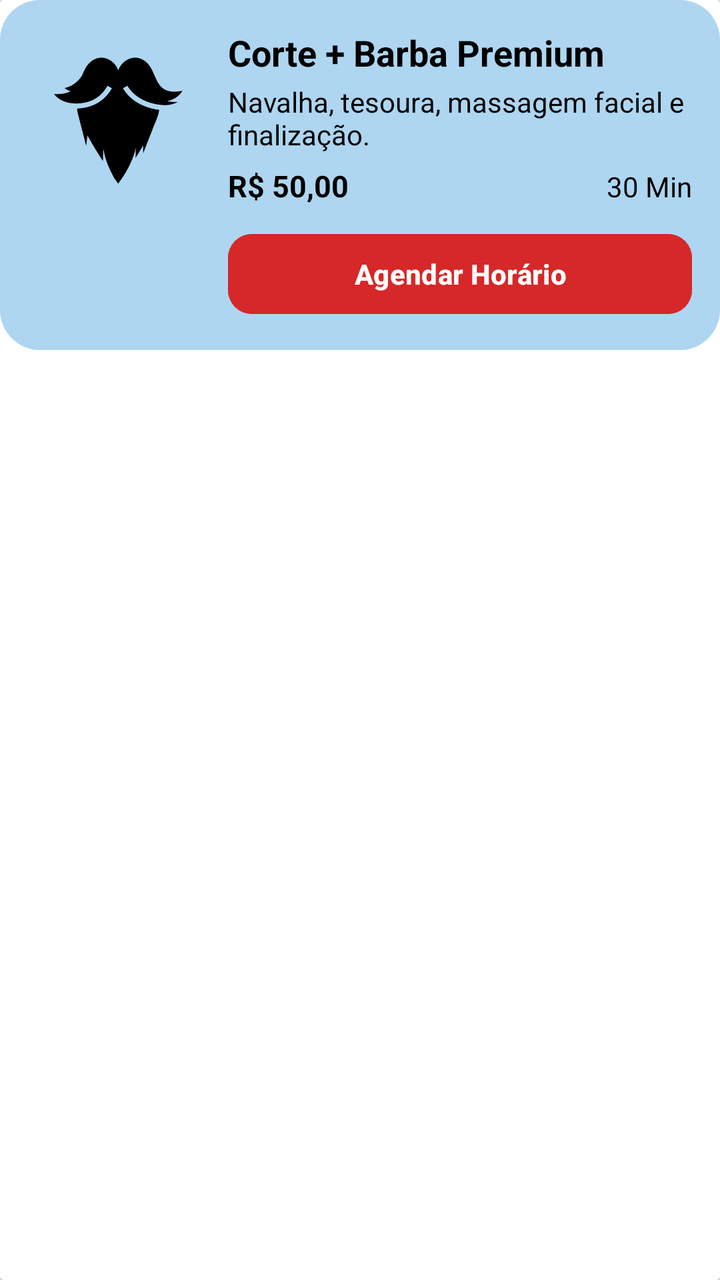
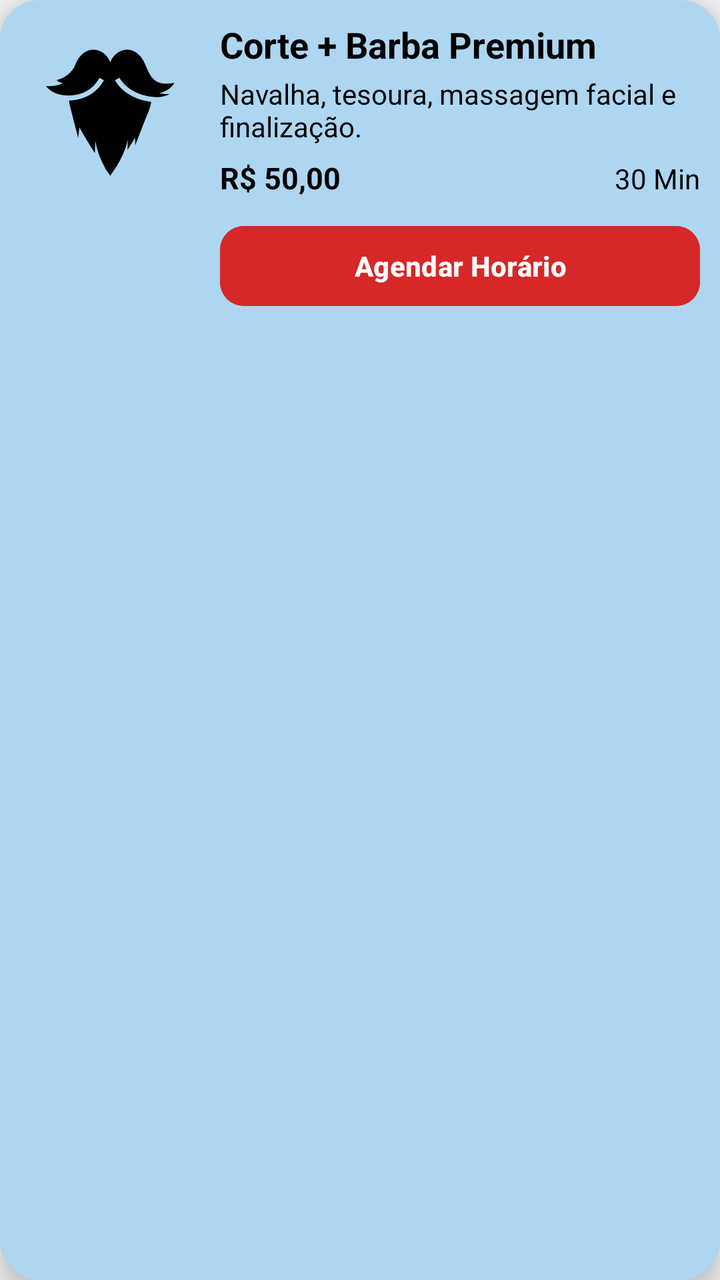

Compare the two renders of this Android layout. The source of the first and the diff that turns it into the second are given below.
<!-- AndroidManifest.xml: application theme Theme.Barbershop -->
<!-- res/layout/item_servico.xml -->
<?xml version="1.0" encoding="utf-8"?>
<androidx.cardview.widget.CardView xmlns:android="http://schemas.android.com/apk/res/android"
    android:layout_width="match_parent"
    android:layout_height="wrap_content"
    android:layout_margin="14dp"
    android:background="@color/primary_light"
    android:elevation="8dp"
    android:radius="18dp">

    <LinearLayout
        android:layout_width="match_parent"
        android:layout_height="wrap_content"
        android:background="@drawable/background_rounded"
        android:orientation="horizontal"
        android:padding="14dp">

        <ImageView
            android:id="@+id/cardImage"
            android:layout_width="90dp"
            android:layout_height="90dp"
            android:background="@drawable/background_rounded"
            android:padding="10dp"
            android:scaleType="centerInside"
            android:src="@drawable/ic_barba" />

        <LinearLayout
            android:layout_width="0dp"
            android:layout_height="wrap_content"
            android:layout_marginStart="10dp"
            android:layout_weight="1"
            android:gravity="center_vertical"
            android:orientation="vertical">

            <TextView
                android:id="@+id/cardTitle"
                android:layout_width="wrap_content"
                android:layout_height="wrap_content"
                android:paddingBottom="3dp"
                android:text="Corte + Barba Premium"
                android:textColor="@color/blackPremium"
                android:textSize="18sp"
                android:textStyle="bold" />

            <TextView
                android:id="@+id/cardDescription"
                android:layout_width="wrap_content"
                android:layout_height="wrap_content"
                android:text="Navalha, tesoura, massagem facial e finalização."
                android:textColor="@color/blackPremium"
                android:textSize="14sp" />

            <LinearLayout
                android:layout_width="match_parent"
                android:layout_height="wrap_content"
                android:orientation="horizontal"
                android:paddingTop="6dp">

                <TextView
                    android:id="@+id/cardPreco"
                    android:layout_width="0dp"
                    android:layout_height="wrap_content"
                    android:layout_weight="1"
                    android:text="R$ 50,00"
                    android:textColor="@color/blackPremium"
                    android:textSize="15sp"
                    android:textStyle="bold" />

                <TextView
                    android:id="@+id/cardDuracao"
                    android:layout_width="0dp"
                    android:layout_height="wrap_content"
                    android:layout_weight="1"
                    android:gravity="end"
                    android:text="30 Min"
                    android:textColor="@color/blackPremium"
                    android:textSize="14sp" />
            </LinearLayout>

            <Button
                android:id="@+id/btnAgendar"
                style="@style/BarberButton"
                android:layout_width="match_parent"
                android:layout_height="48dp"
                android:layout_marginTop="10dp"
                android:text="Agendar Horário" />

        </LinearLayout>

    </LinearLayout>
</androidx.cardview.widget.CardView>
<!-- resources referenced by this layout -->
<resources>
  <color name="blackPremium">#000000</color>
  <color name="primary_light">#AED6F1</color>
  <!-- drawable background_rounded (drawable) -->
  <?xml version="1.0" encoding="utf-8"?>
  <shape xmlns:android="http://schemas.android.com/apk/res/android"
      android:shape="rectangle">
  
      <solid android:color="@color/primary_light"/>
      <corners android:radius="20dp"/>
  
  </shape>
  <!-- drawable ic_barba (drawable) -->
  <vector xmlns:android="http://schemas.android.com/apk/res/android"
      android:width="800dp"
      android:height="800dp"
      android:viewportWidth="512"
      android:viewportHeight="512">
    <path
        android:pathData="M319,35.38c-27.31,-0.25 -52.42,19.47 -62.06,46.09 -9.73,-26.86 -35.2,-46.66 -62.78,-46.06 -15.11,0.32 -30.85,6.76 -45,21.53 -11.47,11.97 -17.86,27.78 -24.41,43.75 -15,22.49 -35.07,39.27 -64.16,45.87 7,6.37 14.63,9.69 22.66,11.06 -14.19,7.83 -33.58,12.15 -61.28,10.78 20.53,26.33 52.64,35.28 86.28,34.53 60.72,-2.34 91.45,-33.33 109.44,-64.88l16.22,9.25c-20.39,35.75 -59.15,71.51 -127.28,74.09 -0,0.24 0,0.48 0,0.72 0,6.07 1.32,13.4 3.69,21.69l-0.25,-0.47 29.5,114.88 4.63,-38.63c17.09,31.46 37.67,64.79 56.53,93.97l1.62,-46.13c5.83,38.51 20.68,73.43 39.06,106.97 9.34,13.51 15.25,21.78 15.25,21.78s6.95,-9.69 17.88,-25.56c0.07,-0.1 0.15,-0.21 0.22,-0.31 20.76,-32.82 38.06,-67.26 46.44,-105.91l-1.06,37.44c9.34,-14.67 18.92,-30.09 28.16,-45.66v28.47l40.53,-104.13c9.88,-21.58 16.51,-40.56 17.66,-54.34 -65.71,-7.92 -111.21,-41.86 -132.31,-78.88l16.22,-9.25c19.7,34.55 66.54,68.93 138.31,71.06 15.09,-0.3 29.91,-3.62 45.59,-11.31 -14.82,0.12 -27.48,-1.08 -38.53,-3.44 23.34,-5.14 43.58,-16.8 56.13,-37.97 -102.54,21.26 -90.34,-61.02 -127.19,-99.47 -14.37,-14.99 -30.37,-21.42 -45.69,-21.56z"
        android:fillColor="#000000"/>
  </vector>
  <style name="BarberButton">
          <item name="android:backgroundTint">@color/secondary</item>
          <item name="android:textColor">@color/onSecondary</item>
          <item name="android:textStyle">bold</item>
          <item name="android:padding">5dp</item>
          <item name="cornerRadius">12dp</item>
      </style>
  <style name="Theme.Barbershop" parent="Theme.Material3.Light.NoActionBar">
          <item name="colorPrimary">@color/primary</item>
          <item name="colorOnPrimary">@color/onPrimary</item>
  
          <item name="colorSecondary">@color/secondary</item>
          <item name="colorOnSecondary">@color/onSecondary</item>
  
          <item name="android:colorBackground">@color/background</item>
          <item name="colorOnBackground">@color/onBackground</item>
  
          <item name="colorSurface">@color/surface</item>
          <item name="colorOnSurface">@color/onSurface</item>
  
          <item name="android:buttonStyle">@style/BarberButton</item>
          <item name="android:textViewStyle">@style/BarberText</item>
          <item name="android:editTextStyle">@style/BarberEditText</item>
      </style>
  <color name="secondary">#D62828</color>
  <color name="onSecondary">#FFFFFF</color>
  <color name="primary">#0A3D62</color>
  <color name="onPrimary">#FFFFFF</color>
  <color name="background">#F3F3F3</color>
  <color name="onBackground">#1A1A1A</color>
  <color name="surface">#FFFFFF</color>
  <color name="onSurface">#1A1A1A</color>
  <style name="BarberText">
          <item name="android:textColor">@color/onSurface</item>
          <item name="android:textSize">16sp</item>
      </style>
  <style name="BarberEditText">
          <item name="android:textColor">@color/onSurface</item>
          <item name="android:backgroundTint">@color/primary</item>
      </style>
</resources>

<!-- the commit's change to res/layout/item_servico.xml (unified diff, before → after) -->
@@ -1,90 +1,85 @@
 <?xml version="1.0" encoding="utf-8"?>
-<androidx.cardview.widget.CardView xmlns:android="http://schemas.android.com/apk/res/android"
+<LinearLayout xmlns:android="http://schemas.android.com/apk/res/android"
     android:layout_width="match_parent"
     android:layout_height="wrap_content"
     android:layout_margin="14dp"
-    android:background="@color/primary_light"
+    android:background="@drawable/background_rounded"
     android:elevation="8dp"
-    android:radius="18dp">
+    android:orientation="horizontal"
+    android:padding="10dp"
+    android:radius="18dp"
+    android:id="@+id/containerSercice">
+
+    <ImageView
+        android:id="@+id/cardImage"
+        android:layout_width="90dp"
+        android:layout_height="90dp"
+        android:background="@drawable/background_rounded"
+        android:padding="10dp"
+        android:scaleType="centerInside"
+        android:src="@drawable/ic_barba" />
 
     <LinearLayout
-        android:layout_width="match_parent"
+        android:layout_width="0dp"
         android:layout_height="wrap_content"
-        android:background="@drawable/background_rounded"
-        android:orientation="horizontal"
-        android:padding="14dp">
+        android:layout_marginStart="10dp"
+        android:layout_weight="1"
+        android:gravity="center_vertical"
+        android:orientation="vertical">
 
-        <ImageView
-            android:id="@+id/cardImage"
-            android:layout_width="90dp"
-            android:layout_height="90dp"
-            android:background="@drawable/background_rounded"
-            android:padding="10dp"
-            android:scaleType="centerInside"
-            android:src="@drawable/ic_barba" />
+        <TextView
+            android:id="@+id/cardTitle"
+            android:layout_width="wrap_content"
+            android:layout_height="wrap_content"
+            android:paddingBottom="3dp"
+            android:text="Corte + Barba Premium"
+            android:textColor="@color/blackPremium"
+            android:textSize="18sp"
+            android:textStyle="bold" />
+
+        <TextView
+            android:id="@+id/cardDescription"
+            android:layout_width="wrap_content"
+            android:layout_height="wrap_content"
+            android:text="Navalha, tesoura, massagem facial e finalização."
+            android:textColor="@color/blackPremium"
+            android:textSize="14sp" />
 
         <LinearLayout
-            android:layout_width="0dp"
+            android:layout_width="match_parent"
             android:layout_height="wrap_content"
-            android:layout_marginStart="10dp"
-            android:layout_weight="1"
-            android:gravity="center_vertical"
-            android:orientation="vertical">
+            android:orientation="horizontal"
+            android:paddingTop="6dp">
 
             <TextView
-                android:id="@+id/cardTitle"
-                android:layout_width="wrap_content"
+                android:id="@+id/cardPreco"
+                android:layout_width="0dp"
                 android:layout_height="wrap_content"
-                android:paddingBottom="3dp"
-                android:text="Corte + Barba Premium"
+                android:layout_weight="1"
+                android:text="R$ 50,00"
                 android:textColor="@color/blackPremium"
-                android:textSize="18sp"
+                android:textSize="15sp"
                 android:textStyle="bold" />
 
             <TextView
-                android:id="@+id/cardDescription"
-                android:layout_width="wrap_content"
+                android:id="@+id/cardDuracao"
+                android:layout_width="0dp"
                 android:layout_height="wrap_content"
-                android:text="Navalha, tesoura, massagem facial e finalização."
+                android:layout_weight="1"
+                android:gravity="end"
+                android:text="30 Min"
                 android:textColor="@color/blackPremium"
                 android:textSize="14sp" />
-
-            <LinearLayout
-                android:layout_width="match_parent"
-                android:layout_height="wrap_content"
-                android:orientation="horizontal"
-                android:paddingTop="6dp">
-
-                <TextView
-                    android:id="@+id/cardPreco"
-                    android:layout_width="0dp"
-                    android:layout_height="wrap_content"
-                    android:layout_weight="1"
-                    android:text="R$ 50,00"
-                    android:textColor="@color/blackPremium"
-                    android:textSize="15sp"
-                    android:textStyle="bold" />
-
-                <TextView
-                    android:id="@+id/cardDuracao"
-                    android:layout_width="0dp"
-                    android:layout_height="wrap_content"
-                    android:layout_weight="1"
-                    android:gravity="end"
-                    android:text="30 Min"
-                    android:textColor="@color/blackPremium"
-                    android:textSize="14sp" />
-            </LinearLayout>
-
-            <Button
-                android:id="@+id/btnAgendar"
-                style="@style/BarberButton"
-                android:layout_width="match_parent"
-                android:layout_height="48dp"
-                android:layout_marginTop="10dp"
-                android:text="Agendar Horário" />
-
         </LinearLayout>
 
+        <Button
+            android:id="@+id/btnAgendar"
+            style="@style/BarberButton"
+            android:layout_width="match_parent"
+            android:layout_height="48dp"
+            android:layout_marginTop="10dp"
+            android:text="Agendar Horário" />
+
     </LinearLayout>
-</androidx.cardview.widget.CardView>
+
+</LinearLayout>
